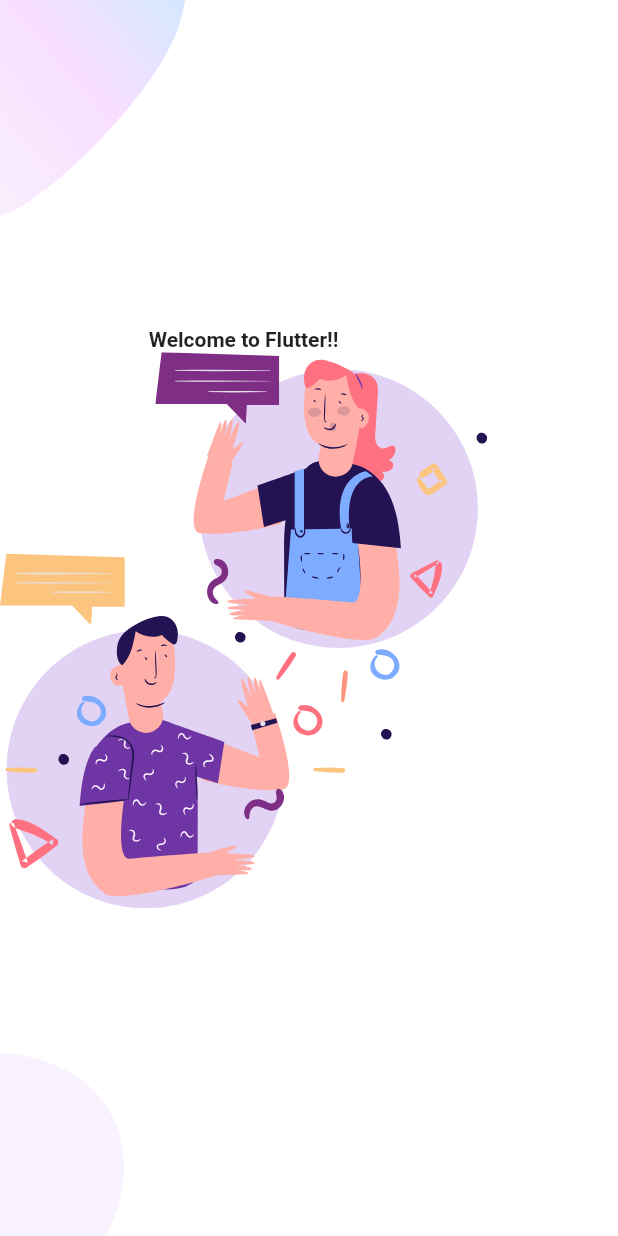
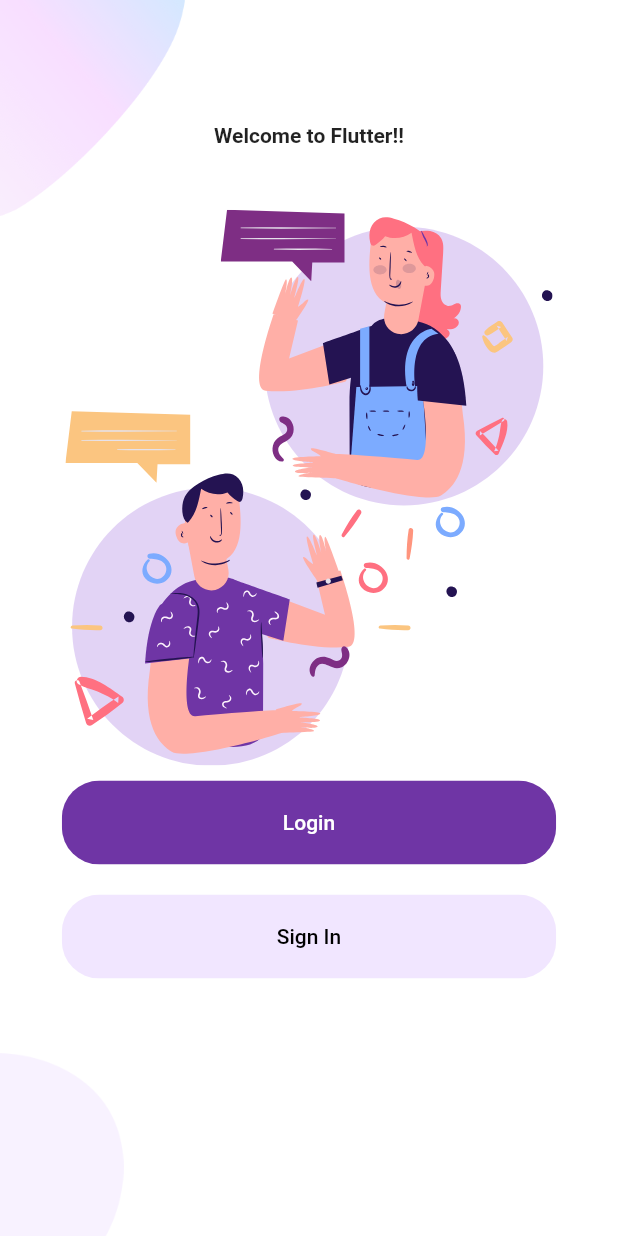
Before and after one commit to vvramanan/login_signIn_using_flutter, a Flutter app: the screen it shows after launch, on a phone screen of 412 x 824 dp. Run offline on Flutter 3.47's test engine with Material 2 defaults, Android fonts, the phone set to English and light mode, and no system bars; our stand-ins replace flutter_svg.

```diff
--- /dev/null
+++ b/lib/components/rounded_button.dart
@@ -0,0 +1,39 @@
+import 'package:app/constants.dart';
+import 'package:flutter/material.dart';
+
+class RoundedButton extends StatelessWidget {
+  final String text;
+  final Color color, textColor;
+  final Function() press;
+  const RoundedButton({
+    Key? key,
+    required this.size,
+    required this.text,
+    this.color = kPrimaryColor,
+    this.textColor = Colors.white,
+    required this.press,
+  }) : super(key: key);
+
+  final Size size;
+
+  @override
+  Widget build(BuildContext context) {
+    return Container(
+      margin: EdgeInsets.symmetric(vertical: 10),
+      width: size.width * 0.8,
+      child: ClipRRect(
+        borderRadius: BorderRadius.circular(25),
+        // ignore: deprecated_member_use
+        child: FlatButton(
+          padding: EdgeInsets.symmetric(vertical: 20, horizontal: 40),
+          onPressed: press,
+          color: color,
+          child: Text(
+            text,
+            style: TextStyle(color: textColor),
+          ),
+        ),
+      ),
+    );
+  }
+}
--- a/lib/screens/welcome/components/body.dart
+++ b/lib/screens/welcome/components/body.dart
@@ -1,3 +1,7 @@
+import 'package:app/components/rounded_button.dart';
+import 'package:app/constants.dart';
+import 'package:app/screens/login/login_screen.dart';
+import 'package:app/screens/signIn/signIn_screen.dart';
 import 'package:app/screens/welcome/components/background.dart';
 import 'package:flutter/material.dart';
 import 'package:flutter_svg/svg.dart';
@@ -7,18 +11,58 @@ class Body extends StatelessWidget {
   Widget build(BuildContext context) {
     Size size = MediaQuery.of(context).size;
     return Background(
+      child: SingleChildScrollView(
         child: Column(
           mainAxisAlignment: MainAxisAlignment.center,
           children: <Widget>[
-          Text(
+            SizedBox(
+              height: size.height * 0.1,
+            ),
+            Center(
+              child: Text(
                 "Welcome to Flutter!!",
                 style: TextStyle(fontWeight: FontWeight.bold),
+              ),
+            ),
+            SizedBox(
+              height: size.height * 0.05,
             ),
             SvgPicture.asset(
               "assets/icons/chat.svg",
               height: size.height * 0.45,
             ),
+            RoundedButton(
+              size: size,
+              text: 'Login',
+              press: () {
+                Navigator.push(
+                  context,
+                  MaterialPageRoute(
+                    builder: (context) {
+                      return LoginScreen();
+                    },
+                  ),
+                );
+              },
+            ),
+            RoundedButton(
+              size: size,
+              text: 'Sign In',
+              color: kPrimaryLightColor,
+              textColor: Colors.black,
+              press: () {
+                Navigator.push(
+                  context,
+                  MaterialPageRoute(
+                    builder: (context) {
+                      return SignInPage();
+                    },
+                  ),
+                );
+              },
+            ),
           ],
+        ),
       ),
     );
   }
```
Also changed, not shown: lib/components/roundedInputField.dart (added, +32 -0 lines), lib/components/roundedPasswordField.dart (added, +40 -0 lines), lib/components/textFieldContainer.dart (added, +25 -0 lines), lib/screens/login/components/background-login.dart (added, +39 -0 lines), lib/screens/login/components/body.dart (added, +77 -0 lines), lib/screens/login/login_screen.dart (added, +13 -0 lines), lib/screens/signIn/signIn_screen.dart (added, +12 -0 lines). Lines whose indentation alone changed are shown as unchanged.
